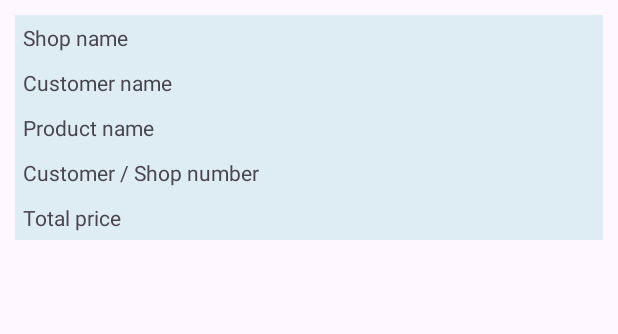
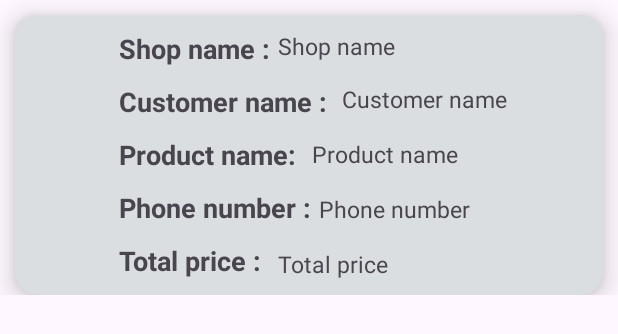
Before and after one commit to Dhruva1722/Paras_Salt, an Android app: the layout data_list.xml on its own in the app's theme, with its tools: preview values and no code run, on a phone screen of 412 x 824 dp. Shown: the top 334 px of the screen. Run offline under Robolectric (Android 15) with nearby library versions, the phone set to English and light mode, and no system bars.

```diff
--- a/app/src/main/AndroidManifest.xml
+++ b/app/src/main/AndroidManifest.xml
@@ -13,6 +13,9 @@
         android:theme="@style/Theme.SaltIndustry"
         tools:targetApi="31">
         <activity
+            android:name=".SplashScreen"
+            android:exported="false" />
+        <activity
             android:name=".MainActivity"
             android:exported="true">
             <intent-filter>
--- /dev/null
+++ b/app/src/main/java/com/example/saltindustry/SplashScreen.java
@@ -0,0 +1,14 @@
+package com.example.saltindustry;
+
+import androidx.appcompat.app.AppCompatActivity;
+
+import android.os.Bundle;
+
+public class SplashScreen extends AppCompatActivity {
+
+    @Override
+    protected void onCreate(Bundle savedInstanceState) {
+        super.onCreate(savedInstanceState);
+        setContentView(R.layout.activity_splash_screen);
+    }
+}
--- /dev/null
+++ b/app/src/main/res/drawable/rectangle_bg.xml
@@ -0,0 +1,8 @@
+<?xml version="1.0" encoding="utf-8"?>
+<shape xmlns:android="http://schemas.android.com/apk/res/android"
+    android:shape="rectangle">
+
+    <corners android:radius="15dp"/>
+    <solid android:color="#DADEE0"/>
+
+</shape>
--- a/app/src/main/res/layout/activity_main.xml
+++ b/app/src/main/res/layout/activity_main.xml
@@ -36,7 +36,8 @@
         android:id="@+id/relativelayout"
         android:layout_width="match_parent"
         android:layout_height="match_parent"
-        android:layout_below="@id/toolBarLy" />
+        android:layout_below="@id/toolBarLy"
+        android:layout_above="@id/bottomNavigationView"/>
 
 
     <com.google.android.material.bottomnavigation.BottomNavigationView
@@ -46,6 +47,8 @@
         android:layout_alignParentBottom="true"
         android:layout_marginBottom="5dp"
         app:menu="@menu/bottom_menu"
+        android:clickable="true"
+        android:focusable="true"
         android:layout_marginStart="5dp"
         android:layout_marginEnd="5dp"/>
 
--- /dev/null
+++ b/app/src/main/res/layout/activity_splash_screen.xml
@@ -0,0 +1,9 @@
+<?xml version="1.0" encoding="utf-8"?>
+<androidx.constraintlayout.motion.widget.MotionLayout xmlns:android="http://schemas.android.com/apk/res/android"
+    xmlns:app="http://schemas.android.com/apk/res-auto"
+    xmlns:tools="http://schemas.android.com/tools"
+    android:layout_width="match_parent"
+    android:layout_height="match_parent"
+    tools:context=".SplashScreen">
+
+</androidx.constraintlayout.motion.widget.MotionLayout>
--- a/app/src/main/res/layout/data_list.xml
+++ b/app/src/main/res/layout/data_list.xml
@@ -3,48 +3,148 @@
     android:layout_width="match_parent"
     android:layout_height="wrap_content">
 
-    <LinearLayout
+    <RelativeLayout
         android:layout_width="match_parent"
         android:layout_height="wrap_content"
-        android:orientation="vertical"
-        android:layout_margin="10dp"
-        android:background="#DEECF4">
+        android:layout_marginStart="10dp"
+        android:layout_marginTop="10dp"
+        android:layout_marginEnd="10dp"
+        android:elevation="10dp"
+        android:gravity="center_horizontal"
+        android:background="@drawable/rectangle_bg">
+
+        <TextView
+            android:id="@+id/shopNameTxt"
+            android:layout_width="wrap_content"
+            android:layout_height="wrap_content"
+            android:layout_marginStart="5dp"
+            android:layout_marginTop="10dp"
+            android:layout_marginEnd="5dp"
+            android:layout_marginBottom="5dp"
+            android:text="Shop name :"
+            android:textSize="18sp"
+            android:textStyle="bold" />
+
+
         <TextView
             android:id="@+id/shopName"
             android:layout_width="wrap_content"
             android:layout_height="wrap_content"
+            android:layout_marginTop="10dp"
+            android:layout_toRightOf="@id/shopNameTxt"
             android:text="Shop name"
-        android:layout_margin="5dp"/>
+            android:textSize="15sp" />
+
+<!--        <TextView-->
+<!--            android:id="@+id/border2"-->
+<!--            android:layout_width="180dp"-->
+<!--            android:layout_height="1dp"-->
+<!--            android:background="#888888"-->
+<!--            android:layout_marginTop="2dp"-->
+<!--            android:layout_marginStart="40dp"-->
+<!--            android:layout_below="@id/shopNameTxt" />-->
+
+
+
+        <TextView
+            android:id="@+id/customerNameTxt"
+            android:layout_width="wrap_content"
+            android:layout_height="wrap_content"
+            android:layout_below="@id/shopNameTxt"
+            android:layout_marginStart="5dp"
+            android:layout_marginTop="5dp"
+            android:layout_marginEnd="5dp"
+            android:layout_marginBottom="5dp"
+            android:text="Customer name : "
+            android:textSize="18sp"
+            android:textStyle="bold" />
 
         <TextView
             android:id="@+id/customerName"
             android:layout_width="wrap_content"
             android:layout_height="wrap_content"
+            android:layout_below="@id/shopNameTxt"
+            android:layout_marginTop="5dp"
+            android:layout_toRightOf="@id/customerNameTxt"
             android:text="Customer name"
-        android:layout_margin="5dp"/>
+            android:textSize="15sp" />
+
+        <TextView
+            android:id="@+id/productNameTxt"
+            android:layout_width="wrap_content"
+            android:layout_height="wrap_content"
+            android:layout_below="@id/customerNameTxt"
+            android:layout_marginStart="5dp"
+            android:layout_marginTop="5dp"
+            android:layout_marginEnd="5dp"
+            android:layout_marginBottom="5dp"
+            android:text="Product name:"
+            android:textSize="18sp"
+            android:textStyle="bold" />
+
 
         <TextView
             android:id="@+id/productName"
             android:layout_width="wrap_content"
             android:layout_height="wrap_content"
+            android:layout_below="@id/customerName"
+            android:layout_marginTop="15dp"
+            android:layout_marginStart="5dp"
+            android:layout_toRightOf="@id/productNameTxt"
             android:text="Product name"
-        android:layout_margin="5dp"/>
+            android:textSize="15sp" />
+
+        <TextView
+            android:id="@+id/customerNumberTxt"
+            android:layout_width="wrap_content"
+            android:layout_height="wrap_content"
+            android:layout_below="@id/productNameTxt"
+            android:layout_marginStart="5dp"
+            android:layout_marginTop="5dp"
+            android:layout_marginBottom="5dp"
+            android:text="Phone number :"
+            android:textSize="18sp"
+            android:textStyle="bold" />
+
 
         <TextView
             android:id="@+id/customerNumber"
             android:layout_width="wrap_content"
             android:layout_height="wrap_content"
-        android:text="Customer / Shop number"
-        android:layout_margin="5dp"/>
+            android:layout_below="@id/productName"
+            android:layout_marginTop="15dp"
+            android:layout_marginStart="5dp"
+            android:layout_toRightOf="@id/customerNumberTxt"
+            android:text="Phone number"
+            android:textSize="15sp" />
+
+        <TextView
+            android:id="@+id/priceTxt"
+            android:layout_width="wrap_content"
+            android:layout_height="wrap_content"
+            android:layout_below="@id/customerNumberTxt"
+            android:layout_marginStart="5dp"
+            android:layout_marginTop="5dp"
+            android:layout_marginEnd="5dp"
+            android:layout_marginBottom="5dp"
+            android:text="Total price :"
+            android:textSize="18sp"
+            android:textStyle="bold" />
 
         <TextView
             android:id="@+id/price"
             android:layout_width="wrap_content"
             android:layout_height="wrap_content"
+            android:layout_below="@id/customerNumber"
+            android:layout_marginStart="5dp"
+            android:layout_marginTop="15dp"
+            android:layout_marginEnd="10dp"
+            android:layout_marginBottom="10dp"
+            android:layout_toRightOf="@id/priceTxt"
             android:text="Total price"
-        android:layout_margin="5dp"/>
+            android:textSize="15sp" />
 
 
-    </LinearLayout>
+    </RelativeLayout>
 
 </RelativeLayout>
--- a/app/src/main/res/layout/fragment_add.xml
+++ b/app/src/main/res/layout/fragment_add.xml
@@ -11,6 +11,7 @@
         android:orientation="vertical"
         android:layout_margin="10dp"
         android:background="#DEECF4">
+
         <EditText
             android:id="@+id/shopNameID"
             android:layout_width="match_parent"
--- a/app/src/main/res/layout/fragment_home.xml
+++ b/app/src/main/res/layout/fragment_home.xml
@@ -24,7 +24,10 @@
        android:id="@+id/list_view"
        android:layout_width="match_parent"
        android:layout_height="match_parent"
-       android:layout_margin="10dp" />
+       android:layout_marginTop="10dp"
+       android:layout_marginStart="10dp"
+       android:layout_marginEnd="10dp"
+       android:layout_marginBottom="20dp"/>
 
    </LinearLayout>
 
--- a/app/src/main/res/menu/bottom_menu.xml
+++ b/app/src/main/res/menu/bottom_menu.xml
@@ -1,16 +1,19 @@
 <?xml version="1.0" encoding="utf-8"?>
-<menu xmlns:android="http://schemas.android.com/apk/res/android">
+<menu xmlns:android="http://schemas.android.com/apk/res/android"
+    xmlns:app="http://schemas.android.com/apk/res-auto">
 
 
 
     <item android:id="@+id/home"
         android:title="Home"
-        android:icon="@drawable/baseline_home_24"/>
+        android:icon="@drawable/baseline_home_24"
+        android:background="?android:attr/selectableItemBackgroundBorderless"/>
 
 
     <item android:id="@+id/add"
         android:title="Add"
-        android:icon="@drawable/baseline_add_circle_24"/>
+        android:icon="@drawable/baseline_add_circle_24"
+        android:background="?android:attr/selectableItemBackgroundBorderless"/>
 
 
 </menu>
--- a/app/src/main/res/values/strings.xml
+++ b/app/src/main/res/values/strings.xml
@@ -1,5 +1,5 @@
 <resources>
-    <string name="app_name">SaltIndustry</string>
+    <string name="app_name">ParasSalt</string>
     <!-- TODO: Remove or change this placeholder text -->
     <string name="hello_blank_fragment">Hello blank fragment</string>
 </resources>
```
Lines whose indentation alone changed are shown as unchanged.
